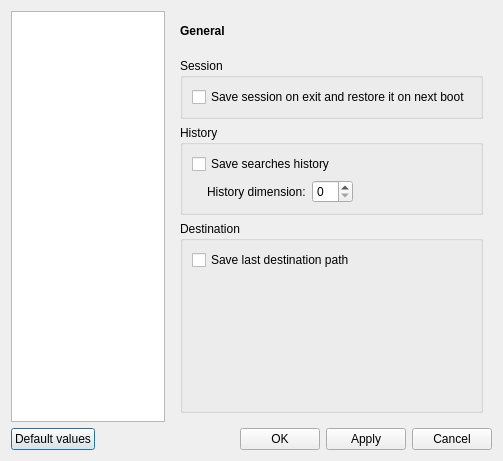
This is src/grooveoff/ConfigDialog.ui in gcala/grooveoff as Qt 5 draws it before an edit. The edited form follows.
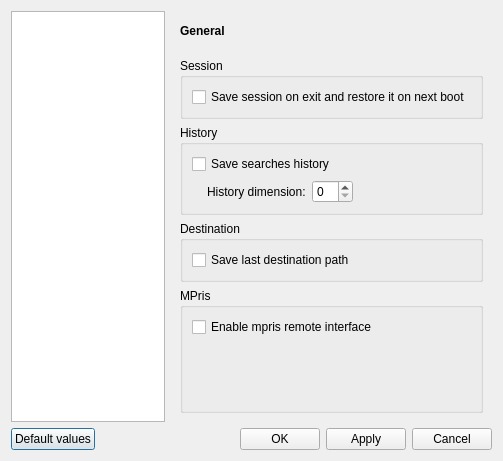
This is the edited form.

Commit message: added mpris settings

```diff
--- a/src/grooveoff/ConfigDialog.ui
+++ b/src/grooveoff/ConfigDialog.ui
@@ -172,6 +172,22 @@
               </property>
              </widget>
             </item>
+           </layout>
+          </widget>
+         </item>
+         <item>
+          <widget class="QGroupBox" name="groupBox_7">
+           <property name="title">
+            <string>MPris</string>
+           </property>
+           <layout class="QVBoxLayout" name="verticalLayout_10">
+            <item>
+             <widget class="QCheckBox" name="mpris">
+              <property name="text">
+               <string>Enable mpris remote interface</string>
+              </property>
+             </widget>
+            </item>
             <item>
              <spacer name="verticalSpacer">
               <property name="orientation">
```
The commit also changes 3 other files.
